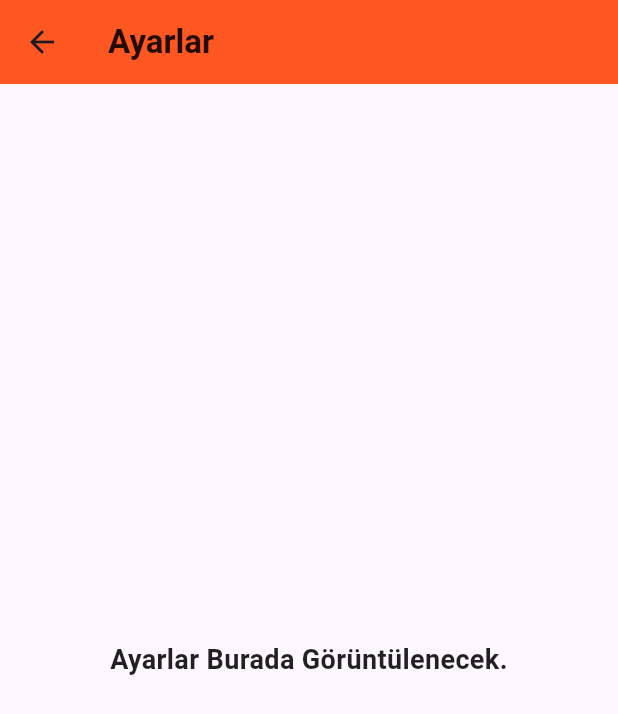
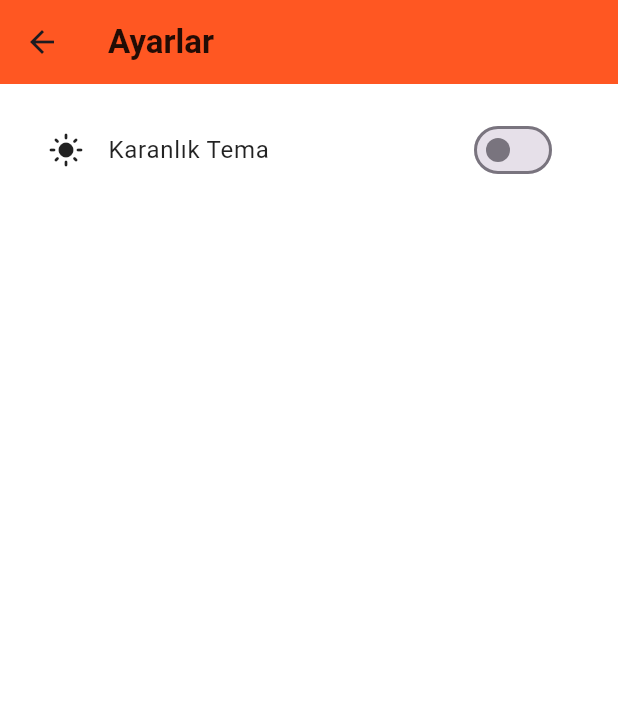
Before and after one commit to bilalkarasin/ornek_test, a Flutter app: the SettingsPage screen opened directly, on a phone screen of 412 x 824 dp. Shown: the top 714 px of the screen. Run offline on Flutter 3.47's test engine with Material 3 defaults, Android fonts, the phone set to English and light mode, and no system bars; our stand-ins replace sqflite, sqflite_common_ffi, sqflite_common_ffi_web; accounts and stored records are empty.

Commit message:
ayarlar sayfası

```diff
--- a/lib/ayarlar.dart
+++ b/lib/ayarlar.dart
@@ -1,8 +1,19 @@
 import 'package:flutter/material.dart';
 
-// Ayarlar Sayfası
+class SettingsPage extends StatefulWidget {
+  @override
+  _SettingsPageState createState() => _SettingsPageState();
+}
 
-class SettingsPage extends StatelessWidget {
+class _SettingsPageState extends State<SettingsPage> {
+  bool _isDarkTheme = false; // Temanın başlangıç durumu
+
+  void _toggleTheme() {
+    setState(() {
+      _isDarkTheme = !_isDarkTheme; // Temayı değiştir
+    });
+  }
+
   @override
   Widget build(BuildContext context) {
     return Scaffold(
@@ -16,19 +27,45 @@ class SettingsPage extends StatelessWidget {
             color: Colors.black87,
           ),
         ),
-        centerTitle: false,  // Başlık sola hizalı
+        centerTitle: false,
       ),
-      body: Padding(
+      body: Container(
+        color: _isDarkTheme ? Colors.black : Colors.white, // Arka plan rengi
         padding: const EdgeInsets.all(16.0),
         child: Center(
-          child: Text(
+          child: Column(
+            crossAxisAlignment: CrossAxisAlignment.start, // Sol hizalamayı ekledik
+            children: [
+              // Karanlık tema butonunu en başa taşıdık
+              SwitchListTile(
+                title: Text(
+                  'Karanlık Tema',
+                  style: TextStyle(
+                    color: _isDarkTheme ? Colors.white : Colors.black87,
+                  ),
+                ),
+                value: _isDarkTheme,
+                onChanged: (value) {
+                  _toggleTheme();
+                },
+                secondary: Icon(
+                  _isDarkTheme ? Icons.dark_mode : Icons.light_mode,
+                  color: _isDarkTheme ? Colors.white : Colors.black87,
+                ),
+              ),
+              SizedBox(height: 20), // Buton ile içerik arasında boşluk ekledik
+
+              // "Ayarlar Burada Görüntülenecek." metni
+              /*Text(
                 'Ayarlar Burada Görüntülenecek.',
                 textAlign: TextAlign.center,
                 style: TextStyle(
                   fontSize: 18,
                   fontWeight: FontWeight.bold,
-              color: Colors.black87,
+                  color: _isDarkTheme ? Colors.white : Colors.black87,
                 ),
+              )*/
+            ],
           ),
         ),
       ),
--- a/lib/personService.dart
+++ b/lib/personService.dart
@@ -2,6 +2,8 @@ import 'package:ornek_test/DatabaseHelper.dart';
 import 'package:ornek_test/person.dart';
 
 class PersonService {
+  static var persons;
+
   static Future<bool> createPerson(Person model) async {
     bool isSaved = false;
     // Person nesnesini Map'e dönüştürme
```
Also changed, not shown: lib/main.dart (+65 -125 lines). Lines whose indentation alone changed are shown as unchanged.
